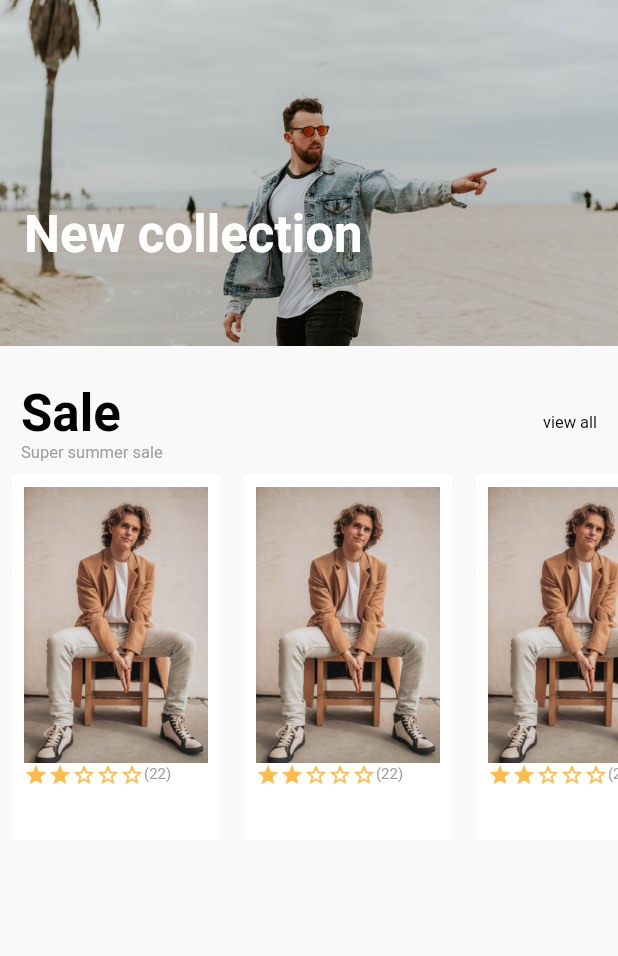
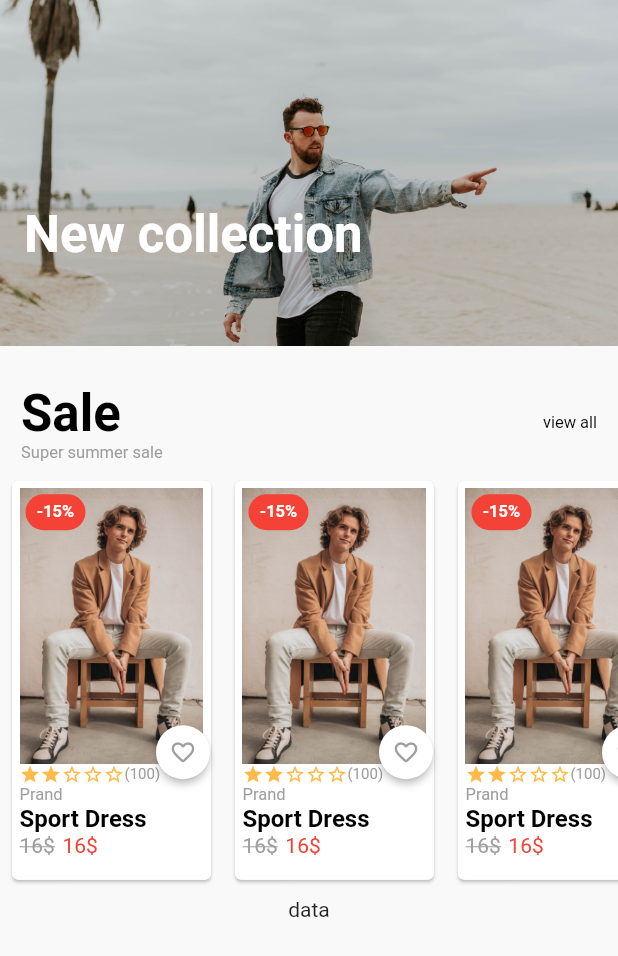
Before and after one commit to 3khaled3/foryou_ecommerceApp, a Flutter app: the screen it shows after launch, on a phone screen of 412 x 824 dp. Shown: the top 956 px of the screen. Run offline on Flutter 3.47's test engine with Material 2 defaults, Android fonts, the phone set to English and light mode, and no system bars.

Commit message:
BuildSaleListview

```diff
--- a/lib/features/home/presentation/home_view.dart
+++ b/lib/features/home/presentation/home_view.dart
@@ -1,8 +1,8 @@
 import 'package:flutter/material.dart';
-import 'package:foryou/core/widget/rattingRow.dart';
 import 'package:foryou/features/home/presentation/widget/homeCatogrey.dart';
 import 'package:foryou/features/home/presentation/widget/titelCatogry.dart';
 import '../../../constant.dart';
+import 'widget/saleListview.dart';
 
 // ignore: camel_case_types
 class homeView extends StatelessWidget {
@@ -25,45 +25,8 @@ class homeView extends StatelessWidget {
               supTitel: "Super summer sale",
               onPressed: () {},
             ),
-            Row(
-              children: [
-                Expanded(
-                  child: SizedBox(
-                    height: 260,
-                    width: 150,
-                    child: ListView.builder(
-                      scrollDirection: Axis.horizontal,
-                      itemBuilder: (context, index) {
-                        return Padding(
-                          padding: const EdgeInsets.all(8.0),
-                          child: Container(
-                            child: Padding(
-                              padding: const EdgeInsets.all(8.0),
-                              child: Column(
-                                crossAxisAlignment: CrossAxisAlignment.start,
-                                children: [
-                                  Image.asset(
-                                    "assets/styles/2.jpg",
-                                    height: 184,
-                                  ),
-                                  RatingRow(
-                                    rating: 2,
-                                    ratingNum: 22,
-                                    iconSize: 16.00,
-                                    starColor: Color(0xffFFBA49),
-                                  )
-                                ],
-                              ),
-                            ),
-                            color: Colors.white,
-                          ),
-                        );
-                      },
-                    ),
-                  ),
-                ),
-              ],
-            ),
+            saleListView(),
+            Text("data"),
           ],
         ),
       ),
--- /dev/null
+++ b/lib/features/home/presentation/widget/saleItem.dart
@@ -0,0 +1,136 @@
+
+import 'package:flutter/material.dart';
+import '../../../../core/widget/rattingRow.dart';
+
+class saleItem extends StatelessWidget {
+  const saleItem({
+    super.key,
+  });
+
+  @override
+  Widget build(BuildContext context) {
+    return Padding(
+      padding: const EdgeInsets.only(
+          top: 8, bottom: 8, right: 4, left: 4),
+      child: Stack(
+        children: [
+          Card(
+            elevation: 1,
+            child: Container(
+              decoration: BoxDecoration(
+                  borderRadius: BorderRadius.circular(5),
+                  color: Colors.white),
+              child: Padding(
+                padding: const EdgeInsets.all(5.0),
+                child: Column(
+                  crossAxisAlignment:
+                      CrossAxisAlignment.start,
+                  children: [
+                    Image.asset(
+                      "assets/styles/2.jpg",
+                      height: 184,
+                    ),
+                    const RatingRow(
+                      rating: 2,
+                      ratingNum: 100,
+                      iconSize: 14.00,
+                      starColor: Color(0xffFFBA49),
+                    ),
+                    const Text(
+                      "Prand",
+                      style: TextStyle(
+                          color: Colors.grey,
+                          fontSize: 11,
+                          fontWeight: FontWeight.normal),
+                    ),
+                    const Text(
+                      "Sport Dress",
+                      style: TextStyle(
+                          color: Colors.black,
+                          fontSize: 16,
+                          fontWeight: FontWeight.w600),
+                    ),
+                    const Row(
+                      children: [
+                        SizedBox(
+                          height: 16,
+                          child: Text(
+                            "16\$",
+                            style: TextStyle(
+                                decoration: TextDecoration
+                                    .lineThrough,
+                                color: Colors.grey,
+                                fontSize: 14,
+                                fontWeight:
+                                    FontWeight.normal),
+                          ),
+                        ),
+                        SizedBox(
+                          width: 5,
+                        ),
+                        SizedBox(
+                          height: 16,
+                          child: Text(
+                            "16\$",
+                            style: TextStyle(
+                                color: Colors.red,
+                                fontSize: 14,
+                                fontWeight:
+                                    FontWeight.normal),
+                          ),
+                        )
+                      ],
+                    )
+                  ],
+                ),
+              ),
+            ),
+          ),
+          Positioned(
+            left: 100,
+            height: 370,
+            child: SizedBox(
+              height: 36,
+              width: 36,
+              child: Center(
+                child: ElevatedButton(
+                  onPressed: () {},
+                  style: ElevatedButton.styleFrom(
+                    padding: const EdgeInsets.all(0),
+                    shape: const CircleBorder(),
+                    backgroundColor: Colors.white,
+                  ),
+                  child: const Icon(
+                    Icons.favorite_border_rounded,
+                    color: Colors.grey,
+                    size: 18,
+                  ),
+                ),
+              ),
+            ),
+          ),
+          Positioned(
+            left: 13,
+            top: 13,
+            child: Container(
+              width: 40,
+              height: 24,
+              decoration: BoxDecoration(
+                  color: Colors.red,
+                  borderRadius: BorderRadius.circular(20)),
+              child: const Center(
+                child: Text(
+                  "-15%",
+                  style: TextStyle(
+                      color: Colors.white,
+                      fontSize: 11,
+                      fontWeight: FontWeight.w600),
+                ),
+              ),
+            ),
+          ),
+        ],
+      ),
+    );
+  }
+}
--- /dev/null
+++ b/lib/features/home/presentation/widget/saleListview.dart
@@ -0,0 +1,29 @@
+
+import 'package:flutter/material.dart';
+import 'package:foryou/features/home/presentation/widget/saleItem.dart';
+
+class saleListView extends StatelessWidget {
+  const saleListView({
+    super.key,
+  });
+
+  @override
+  Widget build(BuildContext context) {
+    return Row(
+      children: [
+        Expanded(
+          child: SizedBox(
+            height: 290,
+            width: 170,
+            child: ListView.builder(
+              scrollDirection: Axis.horizontal,
+              itemBuilder: (context, index) {
+                return saleItem();
+              },
+            ),
+          ),
+        ),
+      ],
+    );
+  }
+}
```
